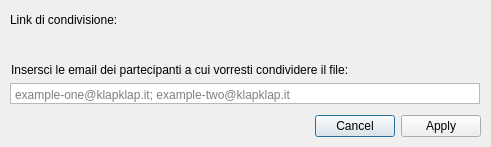
This is client/src/ui/sharefiledialog.ui in klaalk/klapklap as Qt 5 draws it before an edit. The edited form follows.
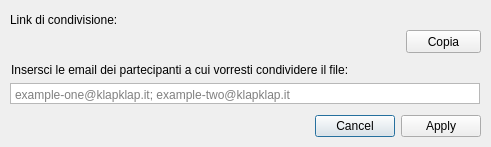
This is the edited form.

Commit message: Inserimento pulsante copia link

What changed in the file:
```diff
--- a/client/src/ui/sharefiledialog.ui
+++ b/client/src/ui/sharefiledialog.ui
@@ -47,7 +47,7 @@
     <rect>
      <x>10</x>
      <y>30</y>
-     <width>471</width>
+     <width>380</width>
      <height>20</height>
     </rect>
    </property>
@@ -96,6 +96,19 @@
     <string>Insersci le email dei partecipanti a cui vorresti condividere il file:</string>
    </property>
   </widget>
+  <widget class="QPushButton" name="pushButton">
+   <property name="geometry">
+    <rect>
+     <x>406</x>
+     <y>30</y>
+     <width>75</width>
+     <height>23</height>
+    </rect>
+   </property>
+   <property name="text">
+    <string>Copia</string>
+   </property>
+  </widget>
  </widget>
  <resources/>
  <connections>
```
The commit also changes 2 other files.
